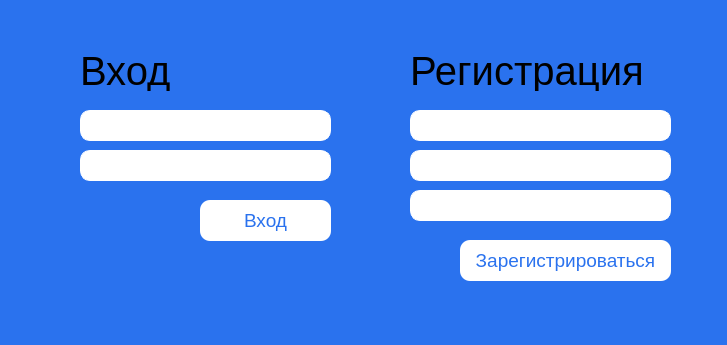
Old version of the form uic/login.ui in the repository NASA143/evan.
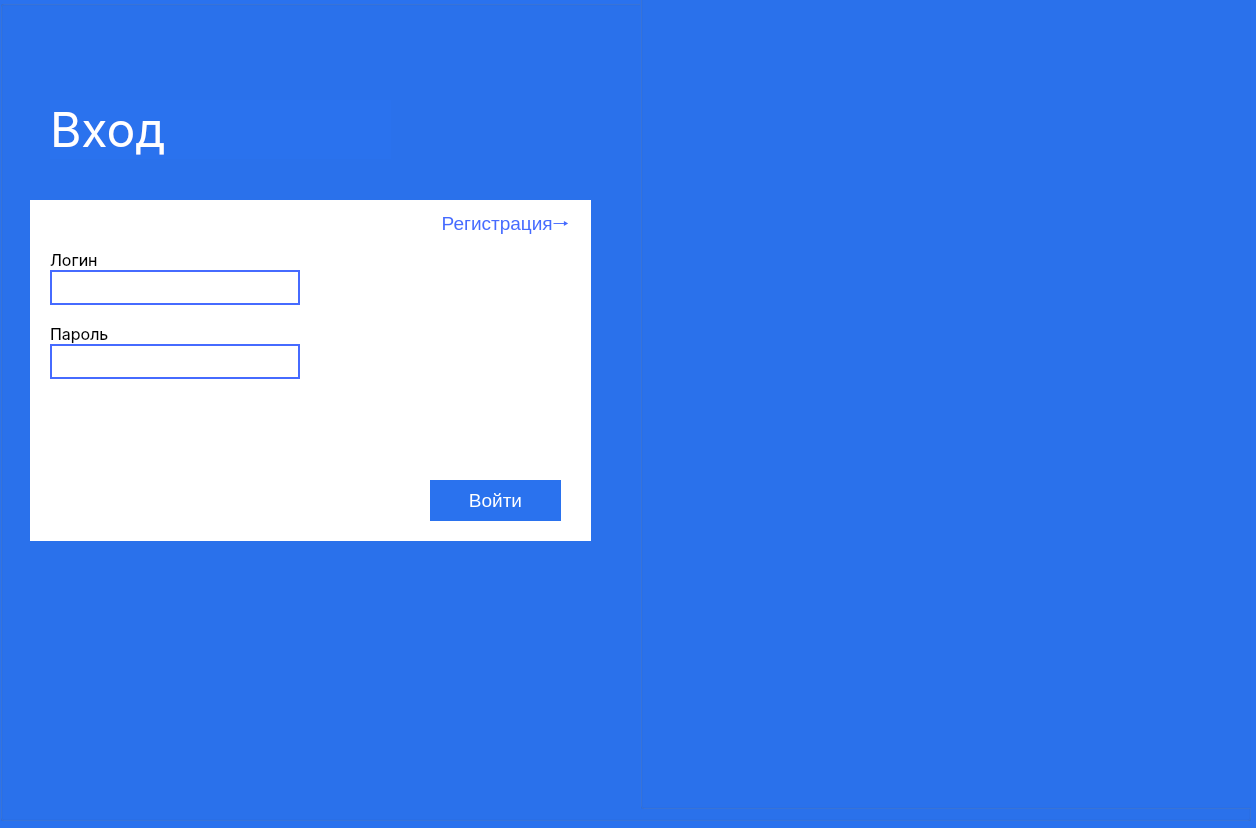
New version of the form.

Commit message: Улучшен дизайн

Diff of the .ui file:
```diff
--- a/uic/login.ui
+++ b/uic/login.ui
@@ -6,15 +6,10 @@
    <rect>
     <x>0</x>
     <y>0</y>
-    <width>727</width>
-    <height>345</height>
+    <width>1256</width>
+    <height>828</height>
    </rect>
   </property>
-  <property name="font">
-   <font>
-    <pointsize>14</pointsize>
-   </font>
-  </property>
   <property name="windowTitle">
    <string>MainWindow</string>
   </property>
@@ -22,192 +17,488 @@
    <string notr="true">background-color: #2A72EE</string>
   </property>
   <widget class="QWidget" name="centralwidget">
-   <widget class="QLabel" name="label_log">
+   <widget class="QWidget" name="horizontalLayoutWidget">
     <property name="geometry">
      <rect>
-      <x>80</x>
-      <y>50</y>
-      <width>101</width>
-      <height>41</height>
+      <x>0</x>
+      <y>0</y>
+      <width>1251</width>
+      <height>821</height>
      </rect>
     </property>
-    <property name="font">
-     <font>
-      <pointsize>30</pointsize>
-     </font>
-    </property>
-    <property name="styleSheet">
-     <string notr="true">background:none;</string>
-    </property>
-    <property name="text">
-     <string>Вход</string>
-    </property>
-   </widget>
-   <widget class="QLabel" name="label_reg">
-    <property name="geometry">
-     <rect>
-      <x>410</x>
-      <y>50</y>
-      <width>271</width>
-      <height>41</height>
-     </rect>
-    </property>
-    <property name="font">
-     <font>
-      <pointsize>30</pointsize>
-     </font>
-    </property>
-    <property name="styleSheet">
-     <string notr="true">background:none;</string>
-    </property>
-    <property name="text">
-     <string>Регистрация</string>
-    </property>
-   </widget>
-   <widget class="QLineEdit" name="user_login_log">
-    <property name="geometry">
-     <rect>
-      <x>80</x>
-      <y>110</y>
-      <width>251</width>
-      <height>31</height>
-     </rect>
-    </property>
-    <property name="styleSheet">
-     <string notr="true">background-color:white;
-border: 1px solid white;
-border-radius: 10px;
+    <layout class="QHBoxLayout" name="horizontalLayout">
+     <item>
+      <widget class="QGroupBox" name="groupBox">
+       <property name="enabled">
+        <bool>true</bool>
+       </property>
+       <property name="title">
+        <string/>
+       </property>
+       <widget class="QLabel" name="label_title">
+        <property name="geometry">
+         <rect>
+          <x>50</x>
+          <y>100</y>
+          <width>341</width>
+          <height>59</height>
+         </rect>
+        </property>
+        <property name="styleSheet">
+         <string notr="true">font-family: Inter;
+font-size: 48px;
+color: #fff</string>
+        </property>
+        <property name="text">
+         <string>Вход</string>
+        </property>
+       </widget>
+       <widget class="QGroupBox" name="groupBox_2">
+        <property name="geometry">
+         <rect>
+          <x>640</x>
+          <y>-10</y>
+          <width>621</width>
+          <height>819</height>
+         </rect>
+        </property>
+        <property name="title">
+         <string/>
+        </property>
+       </widget>
+       <widget class="QGroupBox" name="reg_box">
+        <property name="geometry">
+         <rect>
+          <x>30</x>
+          <y>200</y>
+          <width>561</width>
+          <height>341</height>
+         </rect>
+        </property>
+        <property name="styleSheet">
+         <string notr="true">background-color: #fff;
+border:none;</string>
+        </property>
+        <property name="title">
+         <string/>
+        </property>
+        <widget class="QWidget" name="verticalLayoutWidget">
+         <property name="geometry">
+          <rect>
+           <x>20</x>
+           <y>50</y>
+           <width>261</width>
+           <height>211</height>
+          </rect>
+         </property>
+         <layout class="QVBoxLayout" name="verticalLayout">
+          <item>
+           <widget class="QGroupBox" name="groupBox_4">
+            <property name="styleSheet">
+             <string notr="true">border:none;</string>
+            </property>
+            <property name="title">
+             <string/>
+            </property>
+            <widget class="QLabel" name="label_2">
+             <property name="geometry">
+              <rect>
+               <x>0</x>
+               <y>0</y>
+               <width>48</width>
+               <height>20</height>
+              </rect>
+             </property>
+             <property name="font">
+              <font>
+               <family>Inter</family>
+               <pointsize>12</pointsize>
+              </font>
+             </property>
+             <property name="styleSheet">
+              <string notr="true">color: #000</string>
+             </property>
+             <property name="text">
+              <string>Логин</string>
+             </property>
+            </widget>
+            <widget class="QLineEdit" name="user_login_reg">
+             <property name="geometry">
+              <rect>
+               <x>0</x>
+               <y>20</y>
+               <width>250</width>
+               <height>35</height>
+              </rect>
+             </property>
+             <property name="styleSheet">
+              <string notr="true">background-color:white;
+border: 2px solid #466BFF;
+border-radius: 0px;
 color: #000;</string>
-    </property>
-    <property name="text">
-     <string/>
-    </property>
-   </widget>
-   <widget class="QLineEdit" name="user_password_log">
-    <property name="geometry">
-     <rect>
-      <x>80</x>
-      <y>150</y>
-      <width>251</width>
-      <height>31</height>
-     </rect>
-    </property>
-    <property name="styleSheet">
-     <string notr="true">background-color:white;
-border: 1px solid white;
-border-radius: 10px;
+             </property>
+             <property name="text">
+              <string/>
+             </property>
+            </widget>
+           </widget>
+          </item>
+          <item>
+           <widget class="QGroupBox" name="groupBox_8">
+            <property name="styleSheet">
+             <string notr="true">border:none;</string>
+            </property>
+            <property name="title">
+             <string/>
+            </property>
+            <widget class="QLabel" name="label_5">
+             <property name="geometry">
+              <rect>
+               <x>0</x>
+               <y>0</y>
+               <width>59</width>
+               <height>20</height>
+              </rect>
+             </property>
+             <property name="font">
+              <font>
+               <family>Inter</family>
+               <pointsize>12</pointsize>
+              </font>
+             </property>
+             <property name="styleSheet">
+              <string notr="true">color: #000</string>
+             </property>
+             <property name="text">
+              <string>Пароль</string>
+             </property>
+            </widget>
+            <widget class="QLineEdit" name="user_password_reg">
+             <property name="geometry">
+              <rect>
+               <x>0</x>
+               <y>20</y>
+               <width>250</width>
+               <height>35</height>
+              </rect>
+             </property>
+             <property name="styleSheet">
+              <string notr="true">background-color:white;
+border: 2px solid #466BFF;
+border-radius: 0px;
 color: #000;</string>
-    </property>
-    <property name="text">
-     <string/>
-    </property>
-   </widget>
-   <widget class="QLineEdit" name="user_passwordrep_reg">
-    <property name="geometry">
-     <rect>
-      <x>410</x>
-      <y>190</y>
-      <width>261</width>
-      <height>31</height>
-     </rect>
-    </property>
-    <property name="styleSheet">
-     <string notr="true">background-color:white;
-border: 1px solid white;
-border-radius: 10px;</string>
-    </property>
-    <property name="text">
-     <string/>
-    </property>
-   </widget>
-   <widget class="QLineEdit" name="user_password_reg">
-    <property name="geometry">
-     <rect>
-      <x>410</x>
-      <y>150</y>
-      <width>261</width>
-      <height>31</height>
-     </rect>
-    </property>
-    <property name="styleSheet">
-     <string notr="true">background-color:white;
-border: 1px solid white;
-border-radius: 10px;</string>
-    </property>
-    <property name="text">
-     <string/>
-    </property>
-   </widget>
-   <widget class="QLineEdit" name="user_login_reg">
-    <property name="geometry">
-     <rect>
-      <x>410</x>
-      <y>110</y>
-      <width>261</width>
-      <height>31</height>
-     </rect>
-    </property>
-    <property name="styleSheet">
-     <string notr="true">background-color:white;
-border: 1px solid white;
-border-radius: 10px;</string>
-    </property>
-    <property name="text">
-     <string/>
-    </property>
-   </widget>
-   <widget class="QPushButton" name="btn_reg">
-    <property name="geometry">
-     <rect>
-      <x>460</x>
-      <y>240</y>
-      <width>211</width>
-      <height>41</height>
-     </rect>
-    </property>
-    <property name="font">
-     <font>
-      <pointsize>14</pointsize>
-     </font>
-    </property>
-    <property name="styleSheet">
-     <string notr="true">background-color: #fff;
-color: #2A72EE;
-border-radius:10px;
+             </property>
+             <property name="text">
+              <string/>
+             </property>
+            </widget>
+           </widget>
+          </item>
+          <item>
+           <widget class="QGroupBox" name="groupBox_5">
+            <property name="styleSheet">
+             <string notr="true">border:none;</string>
+            </property>
+            <property name="title">
+             <string/>
+            </property>
+            <widget class="QLabel" name="label">
+             <property name="geometry">
+              <rect>
+               <x>0</x>
+               <y>0</y>
+               <width>144</width>
+               <height>20</height>
+              </rect>
+             </property>
+             <property name="font">
+              <font>
+               <family>Inter</family>
+               <pointsize>12</pointsize>
+              </font>
+             </property>
+             <property name="styleSheet">
+              <string notr="true">color: #000</string>
+             </property>
+             <property name="text">
+              <string>Повторите пароль</string>
+             </property>
+            </widget>
+            <widget class="QLineEdit" name="user_passwordrep_reg">
+             <property name="geometry">
+              <rect>
+               <x>0</x>
+               <y>20</y>
+               <width>250</width>
+               <height>35</height>
+              </rect>
+             </property>
+             <property name="styleSheet">
+              <string notr="true">background-color:white;
+border: 2px solid #466BFF;
+border-radius: 0px;
+color: #000;</string>
+             </property>
+             <property name="text">
+              <string/>
+             </property>
+            </widget>
+           </widget>
+          </item>
+         </layout>
+        </widget>
+        <widget class="QPushButton" name="btn_reg">
+         <property name="geometry">
+          <rect>
+           <x>310</x>
+           <y>280</y>
+           <width>221</width>
+           <height>41</height>
+          </rect>
+         </property>
+         <property name="font">
+          <font>
+           <pointsize>14</pointsize>
+          </font>
+         </property>
+         <property name="cursor">
+          <cursorShape>PointingHandCursor</cursorShape>
+         </property>
+         <property name="styleSheet">
+          <string notr="true">color: #fff;
+background-color: #2A72EE;
+border-radius:0px;
 padding: 7px 14px;
 </string>
-    </property>
-    <property name="text">
-     <string>Зарегистрироваться</string>
-    </property>
-   </widget>
-   <widget class="QPushButton" name="btn_log">
-    <property name="geometry">
-     <rect>
-      <x>200</x>
-      <y>200</y>
-      <width>131</width>
-      <height>41</height>
-     </rect>
-    </property>
-    <property name="font">
-     <font>
-      <pointsize>14</pointsize>
-     </font>
-    </property>
-    <property name="styleSheet">
-     <string notr="true">background-color: #fff;
-color: #2A72EE;
-border-radius:10px;
+         </property>
+         <property name="text">
+          <string>Зарегистрироваться</string>
+         </property>
+        </widget>
+        <widget class="QPushButton" name="reg_swap_btn">
+         <property name="geometry">
+          <rect>
+           <x>400</x>
+           <y>10</y>
+           <width>151</width>
+           <height>31</height>
+          </rect>
+         </property>
+         <property name="font">
+          <font>
+           <pointsize>14</pointsize>
+          </font>
+         </property>
+         <property name="cursor">
+          <cursorShape>PointingHandCursor</cursorShape>
+         </property>
+         <property name="styleSheet">
+          <string notr="true">border: none;
+background: none;
+color: #466BFF;</string>
+         </property>
+         <property name="text">
+          <string>Вход🠒</string>
+         </property>
+        </widget>
+       </widget>
+       <widget class="QGroupBox" name="login_box">
+        <property name="enabled">
+         <bool>true</bool>
+        </property>
+        <property name="geometry">
+         <rect>
+          <x>30</x>
+          <y>200</y>
+          <width>561</width>
+          <height>341</height>
+         </rect>
+        </property>
+        <property name="styleSheet">
+         <string notr="true">background-color: #fff;
+border:none;</string>
+        </property>
+        <property name="title">
+         <string/>
+        </property>
+        <widget class="QWidget" name="verticalLayoutWidget_2">
+         <property name="geometry">
+          <rect>
+           <x>20</x>
+           <y>50</y>
+           <width>261</width>
+           <height>141</height>
+          </rect>
+         </property>
+         <layout class="QVBoxLayout" name="verticalLayout_2">
+          <item>
+           <widget class="QGroupBox" name="groupBox_6">
+            <property name="styleSheet">
+             <string notr="true">border:none;</string>
+            </property>
+            <property name="title">
+             <string/>
+            </property>
+            <widget class="QLabel" name="label_3">
+             <property name="geometry">
+              <rect>
+               <x>0</x>
+               <y>0</y>
+               <width>59</width>
+               <height>20</height>
+              </rect>
+             </property>
+             <property name="font">
+              <font>
+               <family>Inter</family>
+               <pointsize>12</pointsize>
+              </font>
+             </property>
+             <property name="styleSheet">
+              <string notr="true">color: #000</string>
+             </property>
+             <property name="text">
+              <string>Логин</string>
+             </property>
+            </widget>
+            <widget class="QLineEdit" name="user_login_log">
+             <property name="geometry">
+              <rect>
+               <x>0</x>
+               <y>20</y>
+               <width>250</width>
+               <height>35</height>
+              </rect>
+             </property>
+             <property name="styleSheet">
+              <string notr="true">background-color:white;
+border: 2px solid #466BFF;
+border-radius: 0px;
+color: #000;</string>
+             </property>
+             <property name="text">
+              <string/>
+             </property>
+            </widget>
+           </widget>
+          </item>
+          <item>
+           <widget class="QGroupBox" name="groupBox_7">
+            <property name="styleSheet">
+             <string notr="true">border:none;</string>
+            </property>
+            <property name="title">
+             <string/>
+            </property>
+            <widget class="QLabel" name="label_4">
+             <property name="geometry">
+              <rect>
+               <x>0</x>
+               <y>0</y>
+               <width>59</width>
+               <height>20</height>
+              </rect>
+             </property>
+             <property name="font">
+              <font>
+               <family>Inter</family>
+               <pointsize>12</pointsize>
+              </font>
+             </property>
+             <property name="styleSheet">
+              <string notr="true">color: #000</string>
+             </property>
+             <property name="text">
+              <string>Пароль</string>
+             </property>
+            </widget>
+            <widget class="QLineEdit" name="user_password_log">
+             <property name="geometry">
+              <rect>
+               <x>0</x>
+               <y>20</y>
+               <width>250</width>
+               <height>35</height>
+              </rect>
+             </property>
+             <property name="styleSheet">
+              <string notr="true">background-color:white;
+border: 2px solid #466BFF;
+border-radius: 0px;
+color: #000;</string>
+             </property>
+             <property name="text">
+              <string/>
+             </property>
+            </widget>
+           </widget>
+          </item>
+         </layout>
+        </widget>
+        <widget class="QPushButton" name="btn_log">
+         <property name="geometry">
+          <rect>
+           <x>400</x>
+           <y>280</y>
+           <width>131</width>
+           <height>41</height>
+          </rect>
+         </property>
+         <property name="font">
+          <font>
+           <pointsize>14</pointsize>
+          </font>
+         </property>
+         <property name="cursor">
+          <cursorShape>PointingHandCursor</cursorShape>
+         </property>
+         <property name="styleSheet">
+          <string notr="true">color: #fff;
+background-color: #2A72EE;
+border-radius:0px;
 padding: 7px 14px;
 </string>
-    </property>
-    <property name="text">
-     <string>Вход</string>
-    </property>
+         </property>
+         <property name="text">
+          <string>Войти</string>
+         </property>
+        </widget>
+        <widget class="QPushButton" name="reg_swap_btn_2">
+         <property name="geometry">
+          <rect>
+           <x>400</x>
+           <y>10</y>
+           <width>151</width>
+           <height>31</height>
+          </rect>
+         </property>
+         <property name="font">
+          <font>
+           <pointsize>14</pointsize>
+          </font>
+         </property>
+         <property name="cursor">
+          <cursorShape>PointingHandCursor</cursorShape>
+         </property>
+         <property name="styleSheet">
+          <string notr="true">border: none;
+background: none;
+color: #466BFF;</string>
+         </property>
+         <property name="text">
+          <string>Регистрация🠒</string>
+         </property>
+        </widget>
+       </widget>
+       <zorder>reg_box</zorder>
+       <zorder>label_title</zorder>
+       <zorder>groupBox_2</zorder>
+       <zorder>login_box</zorder>
+      </widget>
+     </item>
+    </layout>
    </widget>
   </widget>
-  <widget class="QStatusBar" name="statusbar"/>
  </widget>
  <resources/>
  <connections/>
```
The commit also changes 3 other files.
